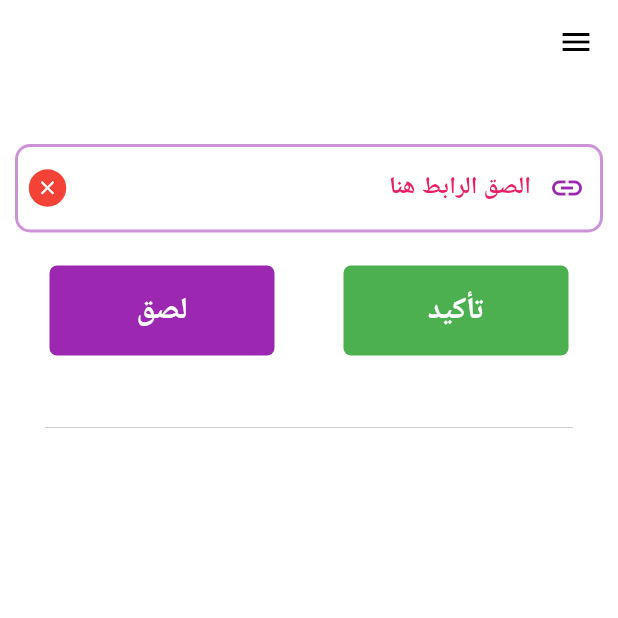
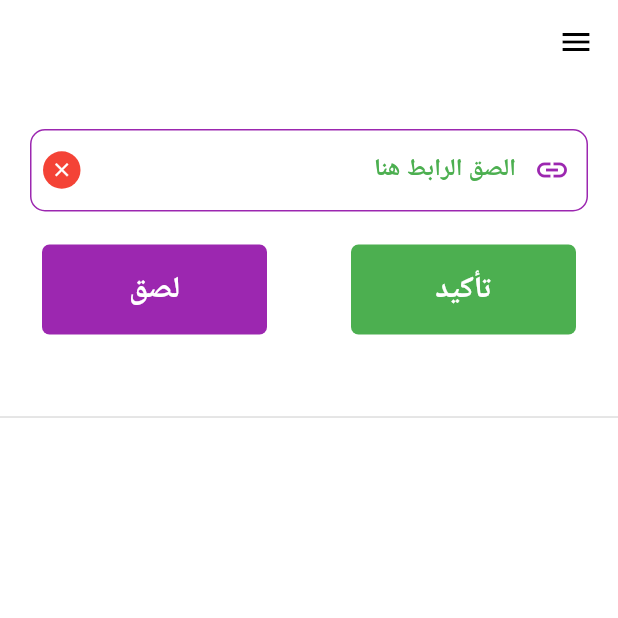
Before and after one commit to MoGaaber/example, a Flutter app: the screen it shows after launch, on a phone screen of 412 x 824 dp, the top half of it. Run offline on Flutter 3.47's test engine with Material 2 defaults, Android fonts, the light colour scheme and no system bars; our stand-ins replace cached_network_image, curved_navigation_bar, data_connection_checker, flutter_hooks, font_awesome_flutter, google_fonts and 5 more; missing offline and left inert: admob_flutter, firebase_admob, flutter_downloader, launch_review; accounts and stored records are empty; Roboto replaces fonts that are missing (Cairo).

Commit message:
بببب

```diff
--- a/lib/download.dart
+++ b/lib/download.dart
@@ -32,7 +32,6 @@ class DownloadPage extends StatelessWidget {
     var height = screen.height;
     var width = screen.width;
     var aspectRatio = screen.aspectRatio;
-
     return Directionality(
         textDirection: TextDirection.rtl,
         child: SafeArea(
--- a/lib/downloadd.dart
+++ b/lib/downloadd.dart
@@ -39,17 +39,13 @@ class Download extends StatelessWidget {
           ScrollConfiguration(
               behavior: ScrollBehavior(),
               child: ListView(
-                padding: EdgeInsets.only(bottom: screen.convert(50, height)),
+                padding: EdgeInsets.only(
+                    bottom: screen.convert(50, height), top: 30),
                 children: <Widget>[
-                  Container(
-                    color: Colors.transparent,
-                    padding: EdgeInsets.symmetric(
-                      vertical: screen.convert(40, height),
-                      horizontal: screen.convert(10, width),
-                    ),
-                    child: Column(
+                  Column(
                     children: <Widget>[
-                        Center(
+                      Padding(
+                        padding: const EdgeInsets.symmetric(horizontal: 20),
                         child: Form(
                           key: logic.textFieldKey,
                           child: Stack(
@@ -62,20 +58,19 @@ class Download extends StatelessWidget {
                                 decoration: InputDecoration(
                                     fillColor: Colors.white,
                                     filled: true,
-                                      contentPadding: EdgeInsets.symmetric(
-                                          vertical: 20, horizontal: 20),
+                                    contentPadding: EdgeInsets.all(18),
                                     hintStyle: TextStyle(
                                         fontWeight: FontWeight.w200,
                                         color: Colors.black.withOpacity(0.2)),
                                     helperText: '',
                                     hintText: 'instagram.com/dummy/dummy',
-                                      errorStyle: TextStyle(
-                                          fontWeight: FontWeight.w700),
+                                    errorStyle:
+                                        TextStyle(fontWeight: FontWeight.w700),
                                     errorBorder: OutlineInputBorder(
-                                        borderRadius: BorderRadius.all(
-                                            Radius.circular(5)),
+                                      borderRadius:
+                                          BorderRadius.all(Radius.circular(10)),
                                       borderSide: BorderSide(
-                                          width: screen.convert(3, width),
+                                        width: screen.convert(1, width),
                                         color: Colors.red,
                                       ),
                                     ),
@@ -84,35 +79,34 @@ class Download extends StatelessWidget {
                                       color: Colors.purple,
                                     ),
                                     focusedBorder: OutlineInputBorder(
-                                        borderRadius: BorderRadius.all(
-                                            Radius.circular(10)),
+                                      borderRadius:
+                                          BorderRadius.all(Radius.circular(10)),
                                       borderSide: BorderSide(
-                                          width: screen.convert(2, width),
+                                        width: screen.convert(1.8, width),
                                         color: Colors.purple,
                                       ),
                                     ),
                                     border: OutlineInputBorder(
-                                        borderRadius: BorderRadius.all(
-                                            Radius.circular(10)),
+                                      borderRadius:
+                                          BorderRadius.all(Radius.circular(10)),
                                       borderSide: BorderSide(
                                           color: Colors.purple,
-                                            width: screen.convert(2, width)),
+                                          width: screen.convert(1, width)),
                                     ),
                                     enabledBorder: OutlineInputBorder(
-                                        borderRadius: BorderRadius.all(
-                                            Radius.circular(10)),
+                                      borderRadius:
+                                          BorderRadius.all(Radius.circular(10)),
                                       borderSide: BorderSide(
-                                            color:
-                                                Colors.purple.withOpacity(0.5),
-                                            width: screen.convert(2, width)),
+                                          color: Colors.purple,
+                                          width: screen.convert(1, width)),
                                     ),
                                     labelStyle:
-                                          GoogleFonts.cairo(color: Colors.pink),
+                                        GoogleFonts.cairo(color: Colors.green),
                                     labelText: 'الصق الرابط هنا'),
                               ),
                               Positioned.fill(
                                 child: Align(
-                                    alignment: Alignment(-0.95, -0.40),
+                                  alignment: Alignment(-0.95, -0.43),
                                   child: InkWell(
                                     onTap: () {
                                       print('!!');
@@ -122,8 +116,7 @@ class Download extends StatelessWidget {
                                       child: Center(
                                         child: Icon(
                                           Icons.clear,
-                                            size:
-                                                screen.convert(15, aspectRatio),
+                                          size: screen.convert(15, aspectRatio),
                                         ),
                                       ),
                                       width: screen.convert(25, width),
@@ -139,7 +132,9 @@ class Download extends StatelessWidget {
                           ),
                         ),
                       ),
-                        ButtonTheme(
+                      Padding(
+                        padding: const EdgeInsets.only(bottom: 50),
+                        child: ButtonTheme(
                           height: screen.convert(60, height),
                           minWidth: screen.convert(150, width),
                           child: Row(
@@ -154,13 +149,12 @@ class Download extends StatelessWidget {
                             ],
                           ),
                         ),
-                      ],
-                    ),
                       ),
                       Divider(
-                    indent: screen.convert(30, width),
-                    endIndent: screen.convert(30, width),
+                        height: 10,
                         color: Colors.black.withOpacity(0.2),
+                      ),
+                    ],
                   ),
                   for (int i = 0; i < logic.posts.length; i++)
                     if (logic.posts[i].infoStatus == InfoStatus.loading)
@@ -409,7 +403,10 @@ class Download extends StatelessWidget {
                     else
                       Column(
                         children: <Widget>[
+                          Stack(
+                            children: <Widget>[
                               Container(
+                                  margin: EdgeInsets.all(10),
                                   height: screen.convert(300, height),
                                   color: Colors.grey.withOpacity(0.2),
                                   child: Center(
@@ -426,12 +423,12 @@ class Download extends StatelessWidget {
                                         );
                                         logic.notifyListeners();
 
-                                    logic.posts[i] =
-                                        await logic.getVideoInfo(context, url);
+                                        logic.posts[i] = await logic
+                                            .getVideoInfo(context, url);
                                         logic.notifyListeners();
                                       },
                                       child: Padding(
-                                    padding: const EdgeInsets.all(8.0),
+                                        padding: const EdgeInsets.all(15.0),
                                         child: Icon(
                                           Icons.replay,
                                           color: Colors.white,
@@ -440,6 +437,32 @@ class Download extends StatelessWidget {
                                       ),
                                     ),
                                   ))),
+                              Positioned.fill(
+                                child: Align(
+                                  alignment: Alignment(0.88, -0.85),
+                                  child: InkWell(
+                                    onTap: () {
+                                      print('!');
+                                      logic.posts.removeAt(i);
+                                      logic.notifyListeners();
+                                    },
+                                    child: SizedBox(
+                                      height: 30,
+                                      width: 30,
+                                      child: Material(
+                                        child: Icon(
+                                          Icons.close,
+                                          color: Colors.white,
+                                        ),
+                                        color: Colors.red,
+                                        type: MaterialType.circle,
+                                      ),
+                                    ),
+                                  ),
+                                ),
+                              ),
+                            ],
+                          ),
                           Divider()
                         ],
                       ),
```
Also changed, not shown: lib/logic.dart (+37 -25 lines). Lines whose indentation alone changed are shown as unchanged.
